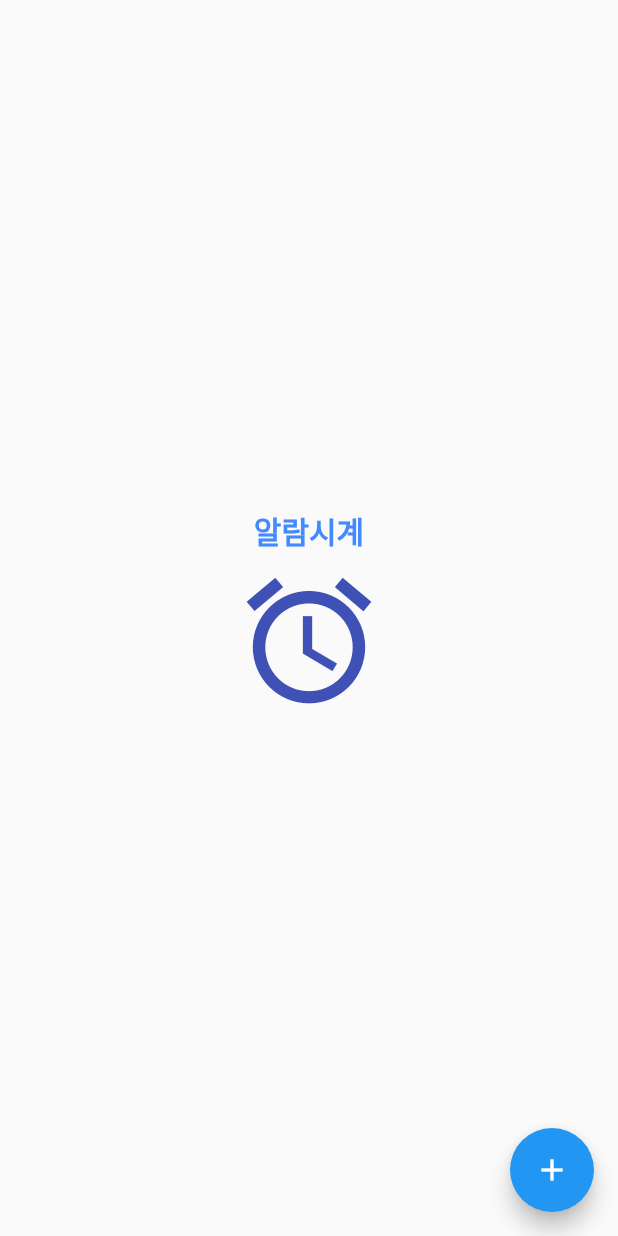
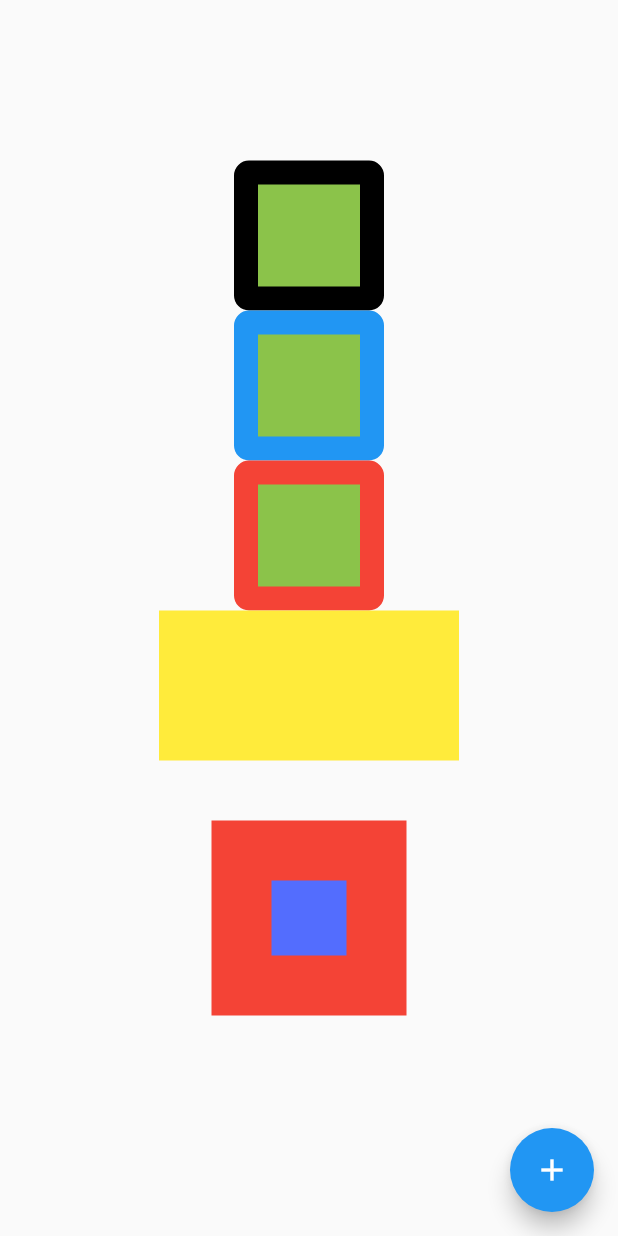
Before and after one commit to rudqhr22/MyFlutter, a Flutter app: the screen it shows after launch, on a phone screen of 412 x 824 dp. Run offline on Flutter 3.47's test engine with Material 2 defaults, Android fonts, the phone set to English and light mode, and no system bars; our stand-ins replace device_preview.

Commit message:
box test

```diff
--- /dev/null
+++ b/lib/KStatelessSample.dart
@@ -0,0 +1,39 @@
+import 'package:flutter/material.dart';
+
+class KStatelessSample extends StatelessWidget {
+  const KStatelessSample({super.key});
+
+  @override
+  Widget build(BuildContext context) {
+    return MaterialApp(
+      home: Scaffold(
+        floatingActionButton: FloatingActionButton(
+          onPressed: (){},
+          child: Icon(Icons.add),
+        ),
+        body: Center(
+          child:Column(
+            mainAxisAlignment: MainAxisAlignment.center,
+            children: [
+              const Text(
+                '알람시계',
+                style: TextStyle(
+                  fontSize: 20.0,
+                  fontWeight: FontWeight.w600,
+                  color: Colors.blueAccent,
+                ),
+              ),
+              IconButton(onPressed: () {},
+                icon: const Icon(
+                  Icons.access_alarm,
+                ),
+                iconSize: 100,
+                color: Colors.indigo,
+              ),
+            ],
+          ),
+        ),
+      ),
+    );
+  }
+}
--- a/lib/main.dart
+++ b/lib/main.dart
@@ -11,9 +11,12 @@ void main() {
   );
 }
 
+
 //void main() => runApp(MyApp());
 
 
+
+/*
 class KApp extends StatelessWidget {
   const KApp({super.key});
 
@@ -34,40 +37,87 @@ class KApp extends StatelessWidget {
     ));
   }
 }
+*/
 
 
 class MyApp extends StatelessWidget {
+  const MyApp({super.key});
+
   @override
   Widget build(BuildContext context) {
     return MaterialApp(
       home: Scaffold(
         floatingActionButton: FloatingActionButton(
-          onPressed: (){},
-          child: Icon(Icons.add),
+          onPressed: ()=>{},
+          child: const Icon(Icons.add),
         ),
-        body: Center(
-          child:Column(
+        body: SafeArea(
+          child: Center(
+            child: Column(
             mainAxisAlignment: MainAxisAlignment.center,
             children: [
-              Text(
-                '알람시계',
-                style: TextStyle(
-                  fontSize: 20.0,
-                  fontWeight: FontWeight.w600,
-                  color: Colors.blueAccent,
+              Container(
+                decoration: BoxDecoration(
+                  color: Colors.lightGreen,
+                  border: Border.all(
+                    width: 16,
+                    color: Colors.black
+                  ),
+                  borderRadius: BorderRadius.circular(10.0)
+                ),
+                height: 100,
+                width: 100,
+              ),
+              Container(
+                decoration: BoxDecoration(
+                  color: Colors.lightGreen,
+                  border: Border.all(
+                      width: 16,
+                      color: Colors.blue
+                  ),
+                  borderRadius: BorderRadius.circular(10.0)
+                ),
+                height: 100,
+                width: 100,
+              ),
+              Container(
+                decoration: BoxDecoration(
+                    color: Colors.lightGreen,
+                    border: Border.all(
+                        width: 16,
+                        color: Colors.red
+                    ),
+                    borderRadius: BorderRadius.circular(10.0)
+                ),
+                height: 100,
+                width: 100,
+              ),
+              SizedBox(
+                width: 200.0,
+                height: 100.0,
+                child: Container(
+                  color: Colors.yellow,
+                  height: 40,
+                  width: 80,
                 ),
               ),
-              IconButton(onPressed: () {},
-                icon: Icon(
-                  Icons.access_alarm,
+              Container(
+                color: Colors.red,
+                margin: const EdgeInsets.all(40.0),
+                child: Padding(
+                  padding: const EdgeInsets.all(40),
+                  child: Container(
+                    color: Colors.indigoAccent,
+                    width: 50,
+                    height: 50,
+                  ),
                 ),
-                iconSize: 100,
-                color: Colors.indigo,
-              ),
+                ),
             ],
           ),
         ),
       ),
+      ),
     );
   }
 }
```
